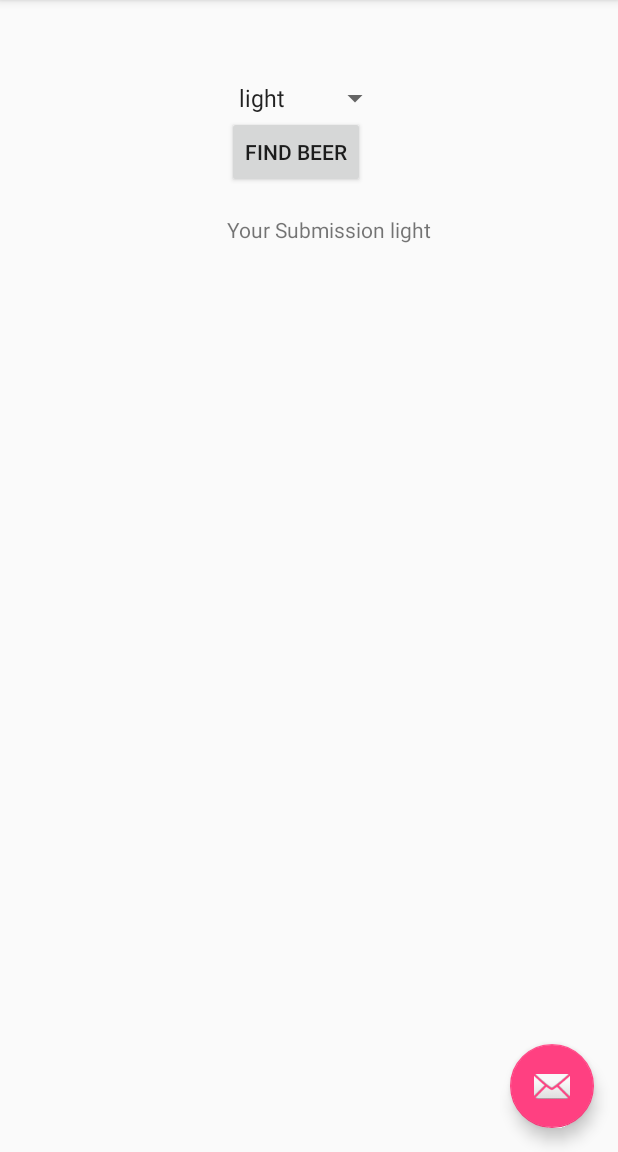
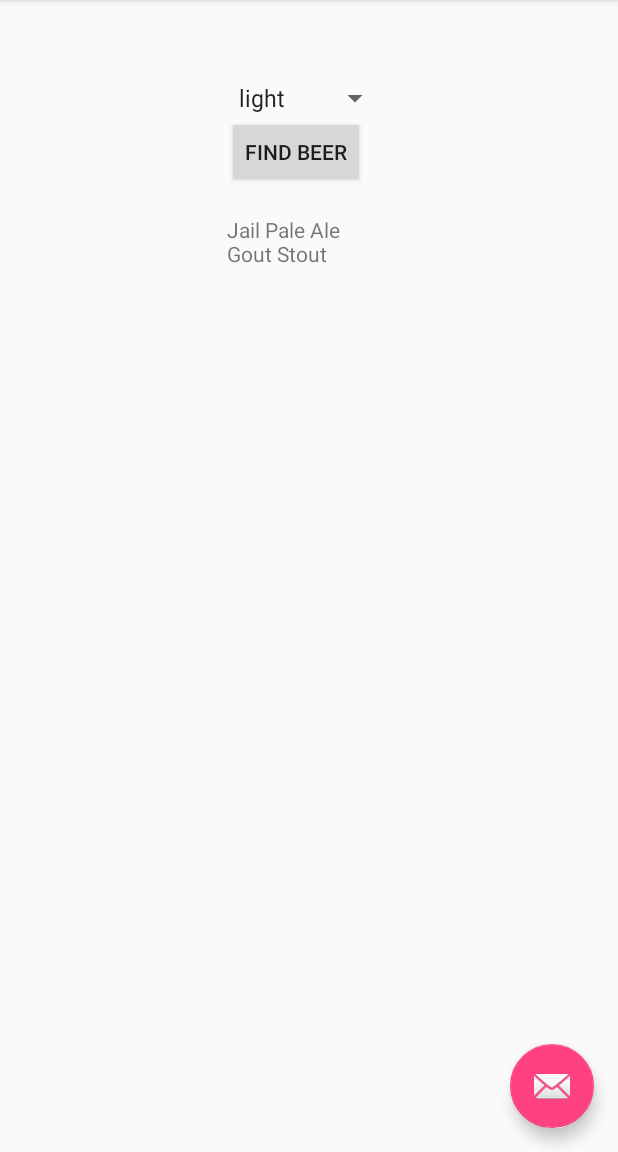
Before and after one commit to Salad-King/BeerActivity2, an Android app: the screen it shows after launch (FindBeerActivity), after a tap on "FIND BEER", on a phone screen of 412 x 824 dp, the part 84-1236 px from its top. Run offline under Robolectric (Android 15) with nearby library versions, the phone set to English and light mode, and no system bars.

Commit message:
Final Commit

```diff
--- /dev/null
+++ b/app/src/main/java/com/hfad/beeradvisor2/BeerExpert.java
@@ -0,0 +1,21 @@
+package com.hfad.beeradvisor2;
+
+import java.util.ArrayList;
+import java.util.List;
+
+/**
+ * Created by Tameem on 2/24/2017.
+ */
+public class BeerExpert {
+    List<String> getBrands(String color){
+        List<String> brands = new ArrayList<String>();
+        if(color.equals("amber")){
+            brands.add("Jack Amber");
+            brands.add("Red Moose");
+        }else{
+            brands.add("Jail Pale Ale");
+            brands.add("Gout Stout");
+        }
+        return brands;
+    }
+}
--- a/app/src/main/java/com/hfad/beeradvisor2/FindBeerActivity.java
+++ b/app/src/main/java/com/hfad/beeradvisor2/FindBeerActivity.java
@@ -12,6 +12,7 @@ import android.widget.Spinner;
 import android.widget.TextView;
 
 import java.util.ArrayList;
+import java.util.List;
 
 public class FindBeerActivity extends AppCompatActivity {
 
@@ -56,9 +57,15 @@ public class FindBeerActivity extends AppCompatActivity {
 
     //called when the user clicks the FIND BEER button
     public void onClickFindBeer(View view){
+        StringBuilder brandsFormatted = new StringBuilder();
+        BeerExpert expert = new BeerExpert();
         TextView brands = (TextView) findViewById(R.id.brands);
         Spinner color = (Spinner) findViewById(R.id.color);
         String selection = String.valueOf(color.getSelectedItem());
-        brands.setText("Your Submission "+selection);
+        List<String> data = expert.getBrands(selection);
+        for(String brand:data){
+            brandsFormatted.append(brand).append("\n");
+        }
+        brands.setText(brandsFormatted);
     }
 }
```
